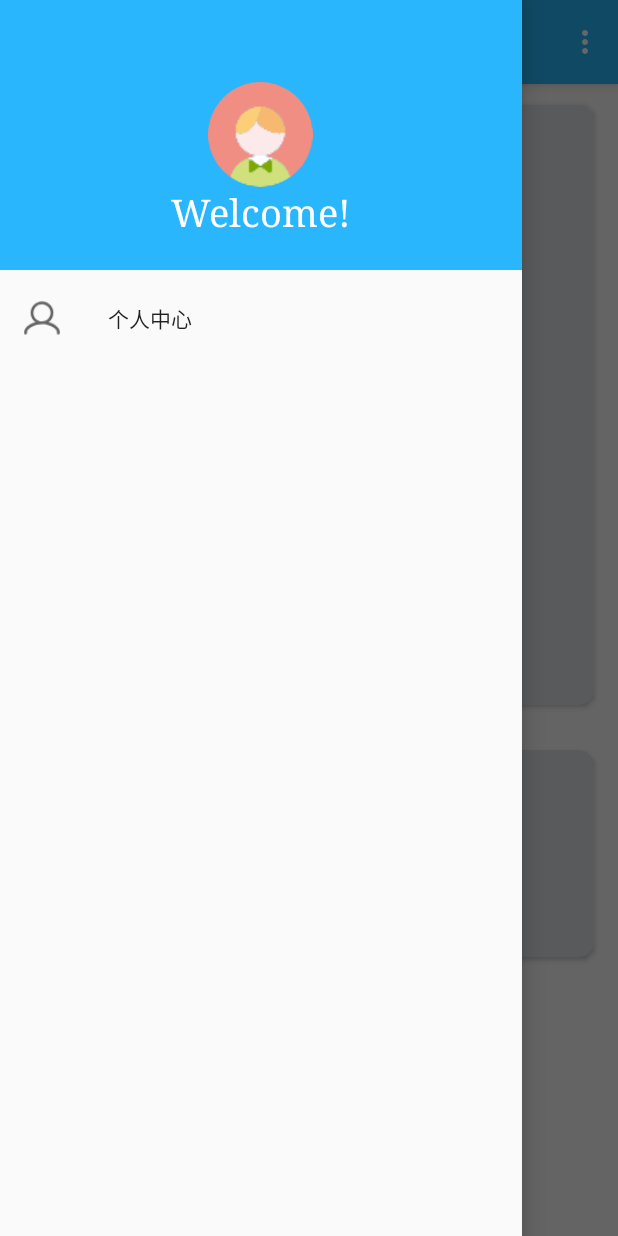
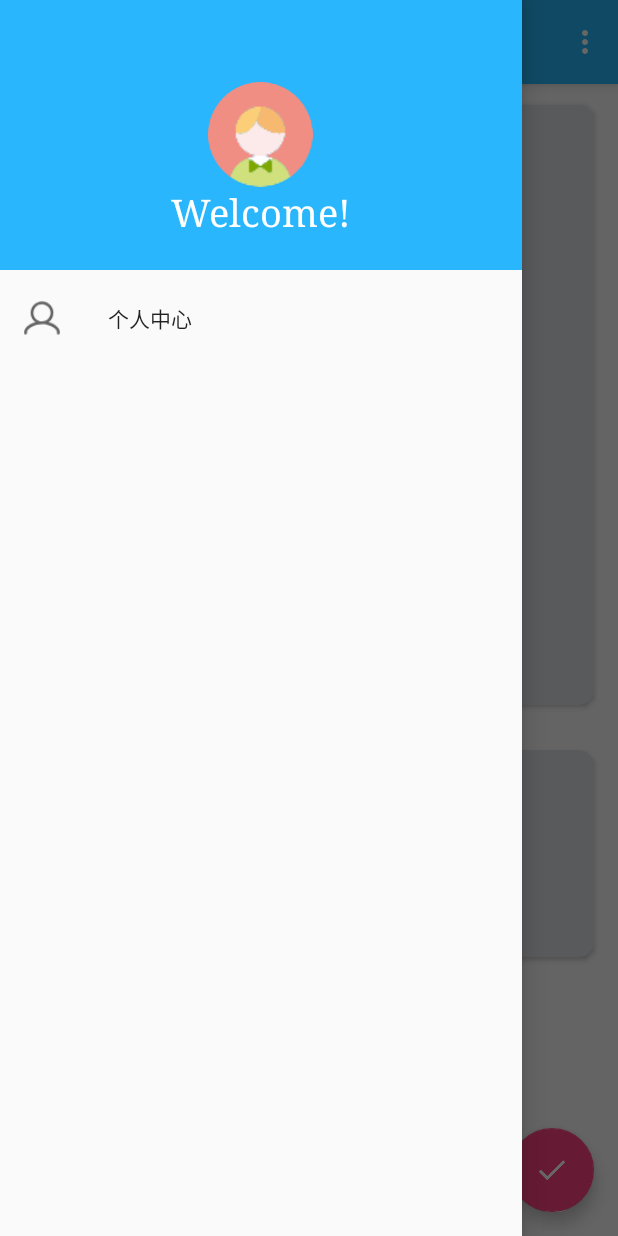
Before and after one commit to rudecigarette/ToExplore, an Android app: the MainActivity screen opened directly, with no data from a screen before it, with the side drawer open, on a phone screen of 412 x 824 dp. Run offline under Robolectric (Android 15) with nearby library versions, the phone set to English and light mode, and no system bars; our stand-ins replace CircleImageView; libraries missing offline, so code that uses them is left out: com.baidu.location, com.baidu.mapapi; plain views replace MapView; 13 statements that could not run were skipped.

Commit message:
加入精准定位功能

```diff
--- a/app/src/main/java/com/example/materialtest/activities/MainActivity.java
+++ b/app/src/main/java/com/example/materialtest/activities/MainActivity.java
@@ -23,7 +23,9 @@ import android.widget.Toast;
 import com.baidu.location.BDLocation;
 import com.baidu.location.BDLocationListener;
 import com.baidu.location.LocationClient;
+import com.baidu.location.LocationClientOption;
 import com.baidu.mapapi.map.BaiduMap;
+import com.baidu.mapapi.map.MapStatus;
 import com.baidu.mapapi.map.MapStatusUpdate;
 import com.baidu.mapapi.map.MapStatusUpdateFactory;
 import com.baidu.mapapi.map.MapView;
@@ -43,8 +45,10 @@ public class MainActivity extends AppCompatActivity {
     private MapView mMapView=null;
     private TextView muserName;
     public LocationClient mLocationClient;
+    public LocationClient yLocationClient;
     private TextView cardViewText;
     private BaiduMap baiduMap;
+    private LocationClientOption locationOption;
     private boolean isFirstLocate = true;
     @Override
     protected void onCreate(Bundle savedInstanceState) {
@@ -83,12 +87,13 @@ public class MainActivity extends AppCompatActivity {
      */
     public void initView(){
         mMapView=findViewById(R.id.bmapView);
+        cardViewText=findViewById(R.id.cardview_text);
         baiduMap = mMapView.getMap();
         baiduMap.setMyLocationEnabled(true);
-        Toolbar toolbar = (Toolbar) findViewById(R.id.toolbar);
+        Toolbar toolbar = findViewById(R.id.toolbar);
         setSupportActionBar(toolbar);
-        mDrawerLayout = (DrawerLayout) findViewById(R.id.drawer_layout);
-        NavigationView navView = (NavigationView) findViewById(R.id.nav_view);
+        mDrawerLayout =  findViewById(R.id.drawer_layout);
+        NavigationView navView = findViewById(R.id.nav_view);
         StatusBarUtils.setColor(this, getResources().getColor(R.color.colorPrimary));
         ActionBar actionBar = getSupportActionBar();
         if (actionBar != null) {
@@ -108,21 +113,15 @@ public class MainActivity extends AppCompatActivity {
                 return true;
             }
         });
-//        设置FAB点击事件
-//        FloatingActionButton fab = (FloatingActionButton) findViewById(R.id.fab);
-//        fab.setOnClickListener(new View.OnClickListener() {
-//            @Override
-//            public void onClick(View view) {
-//                Snackbar.make(view, "Data deleted", Snackbar.LENGTH_SHORT)
-//                        .setAction("Undo", new View.OnClickListener() {
-//                            @Override
-//                            public void onClick(View v) {
-//                                Toast.makeText(MainActivity.this, "Data restored", Toast.LENGTH_SHORT).show();
-//                            }
-//                        })
-//                        .show();
-//            }
-//        });
+//        设置FAB点击事件,回到当前位置
+        FloatingActionButton fab = findViewById(R.id.backhere);
+        fab.setOnClickListener(new View.OnClickListener() {
+            @Override
+            public void onClick(View view) {
+                backHere();
+                Snackbar.make(view, "已定位到当前位置", Snackbar.LENGTH_SHORT) .show();
+            }
+        });
     }
     /**
      *设置ActionBar展开栏样式
@@ -135,7 +134,6 @@ public class MainActivity extends AppCompatActivity {
      * 与地图有关的操作
      */
     public void controlMyMap(){
-        cardViewText=findViewById(R.id.cardview_text);
         mLocationClient=new LocationClient(getApplicationContext());
         mLocationClient.registerLocationListener(new MyLocationListener());
     }
@@ -143,14 +141,19 @@ public class MainActivity extends AppCompatActivity {
 
         @Override
         public void onReceiveLocation(final BDLocation location) {
+
             runOnUiThread(new Runnable() {
                 @Override
                 public void run() {
+                    LatLng ll = new LatLng(location.getLatitude(), location.getLongitude());
+                    MapStatus mMapStatus = new MapStatus.Builder().target(ll).zoom(18).build();
+                    MapStatusUpdate newupdate = MapStatusUpdateFactory.newMapStatus(mMapStatus);
                     StringBuilder currentPosition = new StringBuilder();
+                    currentPosition.append(location.getLocationDescribe().toString()).append("\n");
                     currentPosition.append("纬度：").append(location.getLatitude()).
-                            append(" ");
+                            append("\n");
                     currentPosition.append("经线：").append(location.getLongitude()).
-                            append(" ");
+                            append("\n");
                     currentPosition.append("定位方式：");
                     if (location.getLocType() == BDLocation.TypeGpsLocation) {
                         navigateTo(location);
@@ -166,6 +169,12 @@ public class MainActivity extends AppCompatActivity {
         }
     }
     private void requestLocation() {
+        locationOption = new LocationClientOption();
+        locationOption.setLocationMode(LocationClientOption.LocationMode.Hight_Accuracy);
+        locationOption.setCoorType("bd09ll");
+        locationOption.setScanSpan(5000);
+        locationOption.setIsNeedLocationDescribe(true);
+        mLocationClient.setLocOption(locationOption);
         mLocationClient.start();
     }
     /**
@@ -185,6 +194,33 @@ public class MainActivity extends AppCompatActivity {
         locationBuilder.longitude(location.getLongitude());
         MyLocationData locationData = locationBuilder.build();
         baiduMap.setMyLocationData(locationData);
+    }
+    /**
+     * 回到当前位置
+     */
+//    新建位置监听器，并设立监听成功事件
+    public class yLocationListener implements BDLocationListener{
+        @Override
+        public void onReceiveLocation(BDLocation location) {
+            LatLng ll = new LatLng(location.getLatitude(), location.getLongitude());
+            MapStatus mMapStatus = new MapStatus.Builder().target(ll).zoom(18).build();
+            MapStatusUpdate newupdate = MapStatusUpdateFactory.newMapStatus(mMapStatus);
+            baiduMap.animateMapStatus(newupdate);
+        }
+    }
+    public void backHere(){
+        yLocationClient = new LocationClient(getApplicationContext());
+        yLocationClient.registerLocationListener(new yLocationListener());
+        locationOption = new LocationClientOption();
+        locationOption.setLocationMode(LocationClientOption.LocationMode.Hight_Accuracy);
+        locationOption.setCoorType("bd09ll");
+        yLocationClient.setLocOption(locationOption);
+        yLocationClient.start();
+        if(yLocationClient.isStarted()){
+            yLocationClient.stop();
+        }
+
+
     }
     @Override
     public void onRequestPermissionsResult(int requestCode, @NonNull String[] permissions, @NonNull int[] grantResults) {
@@ -223,7 +259,6 @@ public class MainActivity extends AppCompatActivity {
                 }
                 break;
             case R.id.settings:
-//                controlMyMap();
                 Toast.makeText(this, "You clicked Settings", Toast.LENGTH_SHORT).show();
                 break;
             default:
@@ -251,6 +286,7 @@ public class MainActivity extends AppCompatActivity {
     protected void onDestroy() {
         super.onDestroy();
         mLocationClient.stop();
+        yLocationClient.stop();
         //在activity执行onDestroy时执行mMapView.onDestroy()，实现地图生命周期管理
         mMapView.onDestroy();
         baiduMap.setMyLocationEnabled(false);
--- a/app/src/main/res/layout/activity_main.xml
+++ b/app/src/main/res/layout/activity_main.xml
@@ -89,13 +89,13 @@
         </android.support.design.widget.AppBarLayout>
 
 
-<!--        <android.support.design.widget.FloatingActionButton-->
-<!--            android:id="@+id/fab"-->
-<!--            android:layout_width="wrap_content"-->
-<!--            android:layout_height="wrap_content"-->
-<!--            android:layout_gravity="bottom|center"-->
-<!--            android:layout_margin="16dp"-->
-<!--            android:src="@drawable/ic_done" />-->
+        <android.support.design.widget.FloatingActionButton
+            android:id="@+id/backhere"
+            android:layout_width="wrap_content"
+            android:layout_height="wrap_content"
+            android:layout_gravity="bottom|right"
+            android:layout_margin="16dp"
+            android:src="@drawable/ic_done" />
     </android.support.design.widget.CoordinatorLayout>
 
     <android.support.design.widget.NavigationView
```
Also changed, not shown: app/src/main/java/com/example/materialtest/utils/StatusBarUtils.java (+15 -0 lines).
